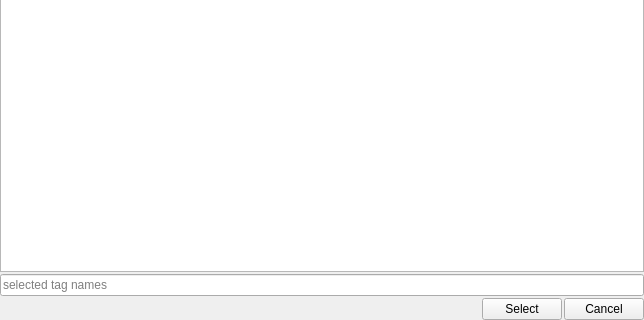
Old version of the form uitester/ui/case_manager/tag_manage_widget.ui in the repository IfengAutomation/uitester; both pictures show x 0 to 644 and y 239 to 559 of the 644 by 559 pixel window.
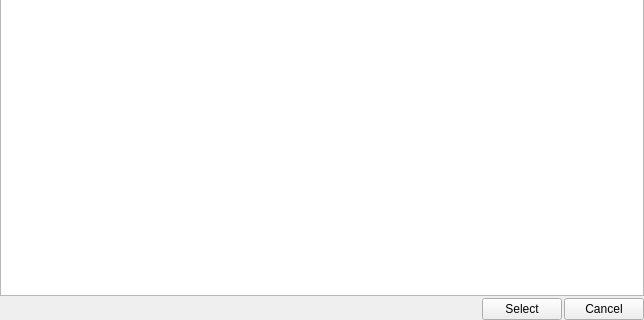
New version of the form.

Diff of the .ui file:
```diff
--- a/uitester/ui/case_manager/tag_manage_widget.ui
+++ b/uitester/ui/case_manager/tag_manage_widget.ui
@@ -82,11 +82,7 @@
     </widget>
    </item>
    <item>
-    <widget class="QLineEdit" name="selected_line_edit">
-     <property name="placeholderText">
-      <string>selected tag names</string>
-     </property>
-    </widget>
+    <layout class="QHBoxLayout" name="selected_tag_names_layout"/>
    </item>
    <item>
     <layout class="QHBoxLayout" name="horizontalLayout">
```
